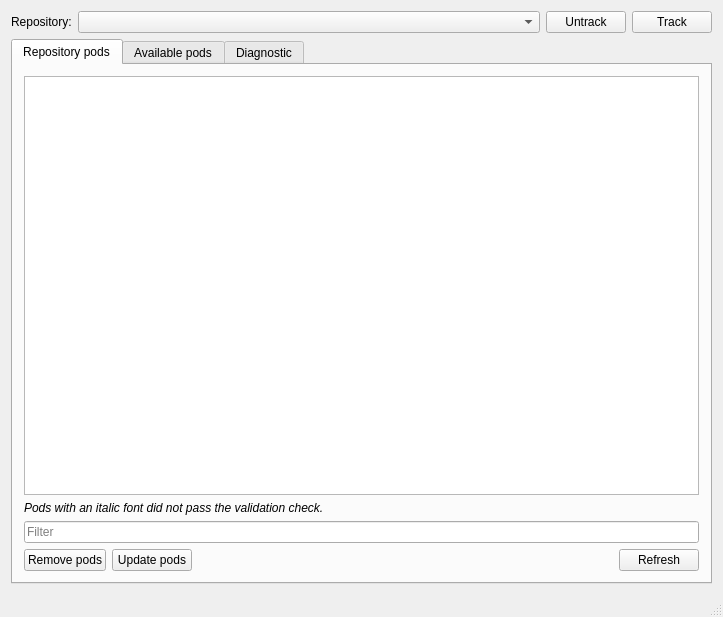
Before: the Qt Designer form qt-pods-gui/mainwindow.ui in qt-pods/qt-pods, drawn with Qt 5.
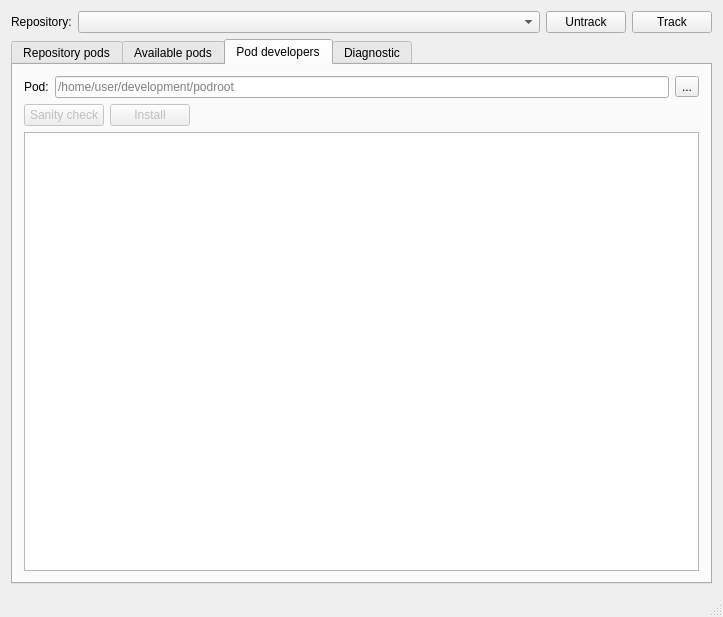
After: the same form once the commit is applied. The open tabs and pages were chosen to show the change. Icons and pictures are not drawn.

Commit message: Added development tools section, added more tooltips.

```diff
--- a/qt-pods-gui/mainwindow.ui
+++ b/qt-pods-gui/mainwindow.ui
@@ -572,6 +572,140 @@
         </item>
        </layout>
       </widget>
+      <widget class="QWidget" name="tabDevelopmentTools">
+       <property name="toolTip">
+        <string>Tools for pod developers.</string>
+       </property>
+       <property name="statusTip">
+        <string>Tools for pod developers.</string>
+       </property>
+       <property name="whatsThis">
+        <string>Tools for pod developers.</string>
+       </property>
+       <attribute name="icon">
+        <iconset resource="resources.qrc">
+         <normaloff>:/icons/icons/file-manager.svg</normaloff>:/icons/icons/file-manager.svg</iconset>
+       </attribute>
+       <attribute name="title">
+        <string>Pod developers</string>
+       </attribute>
+       <layout class="QVBoxLayout" name="verticalLayout_5">
+        <item>
+         <layout class="QGridLayout" name="gridLayout">
+          <item row="0" column="0">
+           <widget class="QLabel" name="label_5">
+            <property name="text">
+             <string>Pod:</string>
+            </property>
+           </widget>
+          </item>
+          <item row="0" column="1">
+           <widget class="QLineEdit" name="lineEditDevelopmentPodRoot">
+            <property name="toolTip">
+             <string>The root directory of the local pod in development.</string>
+            </property>
+            <property name="statusTip">
+             <string>The root directory of the local pod in development.</string>
+            </property>
+            <property name="whatsThis">
+             <string>The root directory of the local pod in development.</string>
+            </property>
+            <property name="placeholderText">
+             <string>/home/user/development/podroot</string>
+            </property>
+           </widget>
+          </item>
+          <item row="0" column="2">
+           <widget class="QToolButton" name="toolButtonChooseDevelopmentPodRoot">
+            <property name="toolTip">
+             <string>Choose the root directory of the local pod in development.</string>
+            </property>
+            <property name="statusTip">
+             <string>Choose the root directory of the local pod in development.</string>
+            </property>
+            <property name="whatsThis">
+             <string>Choose the root directory of the local pod in development.</string>
+            </property>
+            <property name="text">
+             <string>...</string>
+            </property>
+           </widget>
+          </item>
+         </layout>
+        </item>
+        <item>
+         <layout class="QHBoxLayout" name="horizontalLayout_6">
+          <item>
+           <widget class="QPushButton" name="pushButtonDevelopmentPodSanityCheck">
+            <property name="enabled">
+             <bool>false</bool>
+            </property>
+            <property name="toolTip">
+             <string>Perform a sanity check on the pod to find whether it meets the pod rules.</string>
+            </property>
+            <property name="statusTip">
+             <string>Perform a sanity check on the pod to find whether it meets the pod rules.</string>
+            </property>
+            <property name="whatsThis">
+             <string>Perform a sanity check on the pod to find whether it meets the pod rules.</string>
+            </property>
+            <property name="text">
+             <string>Sanity check</string>
+            </property>
+           </widget>
+          </item>
+          <item>
+           <widget class="QPushButton" name="pushButtonDevelopmentPodInstall">
+            <property name="enabled">
+             <bool>false</bool>
+            </property>
+            <property name="toolTip">
+             <string>Install this pod to the current target.</string>
+            </property>
+            <property name="statusTip">
+             <string>Install this pod to the current target.</string>
+            </property>
+            <property name="whatsThis">
+             <string>Install this pod to the current target.</string>
+            </property>
+            <property name="text">
+             <string>Install</string>
+            </property>
+           </widget>
+          </item>
+          <item>
+           <spacer name="horizontalSpacer_4">
+            <property name="orientation">
+             <enum>Qt::Horizontal</enum>
+            </property>
+            <property name="sizeHint" stdset="0">
+             <size>
+              <width>40</width>
+              <height>20</height>
+             </size>
+            </property>
+           </spacer>
+          </item>
+         </layout>
+        </item>
+        <item>
+         <widget class="QPlainTextEdit" name="plainTextEditDevelopmentPod">
+          <property name="toolTip">
+           <string>Pod development output.</string>
+          </property>
+          <property name="statusTip">
+           <string>Pod development output.</string>
+          </property>
+          <property name="whatsThis">
+           <string>Pod development output.</string>
+          </property>
+          <property name="readOnly">
+           <bool>true</bool>
+          </property>
+         </widget>
+        </item>
+       </layout>
+      </widget>
       <widget class="QWidget" name="tabDiagnostic">
        <attribute name="icon">
         <iconset resource="resources.qrc">
```
Left out of the diff: 56 changed lines with no effect on the pictures. The commit also changes 2 other files.
